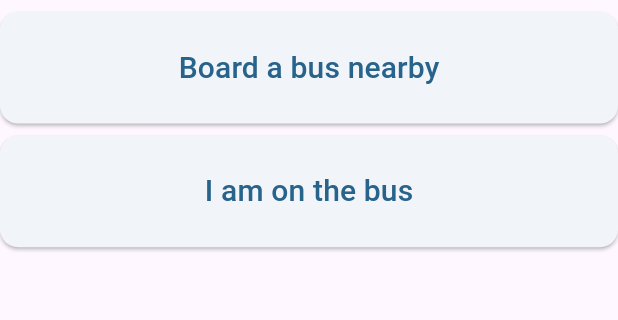
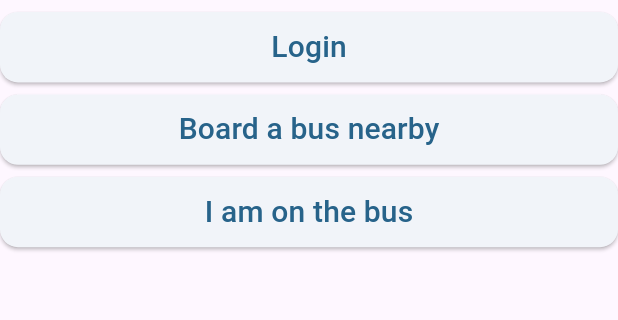
Before and after one commit to jogojapan/tratrouble, a Flutter app: the screen it shows after launch, on a phone screen of 412 x 824 dp, the part 84-404 px from its top. Run offline on Flutter 3.47's test engine with Material 3 defaults, Android fonts, the phone set to English and light mode, and no system bars; our stand-ins replace app_links, flutter_secure_storage, geolocator, shared_preferences; missing offline and left inert: flutter_osm_plugin.

Commit message:
Implemented login by email verification.

```diff
--- a/analysis_options.yaml
+++ b/analysis_options.yaml
@@ -8,6 +8,10 @@
 # The following line activates a set of recommended lints for Flutter apps,
 # packages, and plugins designed to encourage good coding practices.
 include: package:flutter_lints/flutter.yaml
+
+analyzer:
+  exclude:
+    - lib/generated/**
 
 linter:
   # The lint rules applied to this project can be customized in the
--- a/lib/config/api_constants.dart
+++ b/lib/config/api_constants.dart
@@ -18,6 +18,9 @@ class ApiConstants {
   /// Endpoint for submitting email and receiving authentication token
   static const String submitEmailEndpoint = '/api/submit-email/';
 
-  /// Full URL for email submission
+  /// Endpoint for verifying email and receiving authentication token
+  static const String verifyEmailEndpoint = '/api/verify-email/';
+
   static String get submitEmailUrl => '$baseUrl$submitEmailEndpoint';
+  static String get verifyEmailUrl => '$baseUrl$verifyEmailEndpoint';
 }
--- a/lib/main.dart
+++ b/lib/main.dart
@@ -1,11 +1,14 @@
 import 'package:flutter/material.dart';
 import 'package:flutter_localizations/flutter_localizations.dart';
 import 'package:provider/provider.dart';
+import 'package:tratrouble/screens/login_screen.dart';
 import 'providers/theme_provider.dart';
 import 'providers/locale_provider.dart';
+import 'providers/email_verification_provider.dart';
 import 'screens/settings_screen.dart';
 import 'screens/nearby_screen.dart';
 import 'screens/on_bus_screen.dart';
+import 'services/email_verification_service.dart';
 import 'generated/l10n.dart';
 
 void main() {
@@ -21,6 +24,7 @@ class TraTroubleApp extends StatelessWidget {
       providers: [
         ChangeNotifierProvider(create: (_) => ThemeProvider()),
         ChangeNotifierProvider(create: (_) => LocaleProvider()),
+        ChangeNotifierProvider(create: (_) => EmailVerificationProvider()),
       ],
       child: Consumer2<ThemeProvider, LocaleProvider>(
         builder: (context, themeProvider, localeProvider, child) {
@@ -68,10 +72,34 @@ class TraTroubleHome extends StatefulWidget {
 }
 
 class _TraTroubleHomeState extends State<TraTroubleHome> {
+  late EmailVerificationService _emailVerificationService;
+
+  @override
+  void initState() {
+    super.initState();
+    _emailVerificationService = EmailVerificationService();
+    // Initialize deep link listener after the first frame
+    WidgetsBinding.instance.addPostFrameCallback((_) {
+      _emailVerificationService.initDeepLinkListener(context);
+    });
+  }
+
+  @override
+  void dispose() {
+    _emailVerificationService.dispose();
+    super.dispose();
+  }
+
   void _navigateToSettings() {
     Navigator.of(
       context,
     ).push(MaterialPageRoute(builder: (context) => const SettingsScreen()));
+  }
+
+  void _navigateToLogin() {
+    Navigator.of(
+      context,
+    ).push(MaterialPageRoute(builder: (context) => const LoginScreen()));
   }
 
   void _navigateToNearby() {
@@ -88,8 +116,8 @@ class _TraTroubleHomeState extends State<TraTroubleHome> {
 
   @override
   Widget build(BuildContext context) {
-    return Consumer<ThemeProvider>(
-      builder: (context, themeProvider, child) {
+    return Consumer2<ThemeProvider, EmailVerificationProvider>(
+      builder: (context, themeProvider, verificationProvider, child) {
         return Scaffold(
           appBar: AppBar(
             backgroundColor: Theme.of(context).colorScheme.inversePrimary,
@@ -111,11 +139,61 @@ class _TraTroubleHomeState extends State<TraTroubleHome> {
           ),
           body: Column(
             children: [
+              if (verificationProvider.isVerifying)
+                const LinearProgressIndicator()
+              else if (verificationProvider.verificationMessage != null)
+                Container(
+                  color: verificationProvider.isSuccess
+                      ? Colors.green.shade100
+                      : Colors.red.shade100,
+                  padding: const EdgeInsets.all(12),
+                  child: Row(
+                    children: [
+                      Icon(
+                        verificationProvider.isSuccess
+                            ? Icons.check_circle
+                            : Icons.error,
+                        color: verificationProvider.isSuccess
+                            ? Colors.green
+                            : Colors.red,
+                      ),
+                      const SizedBox(width: 12),
+                      Expanded(
+                        child: Text(
+                          verificationProvider.verificationMessage!,
+                          style: TextStyle(
+                            color: verificationProvider.isSuccess
+                                ? Colors.green.shade900
+                                : Colors.red.shade900,
+                          ),
+                        ),
+                      ),
+                    ],
+                  ),
+                ),
               SizedBox(
                 height: MediaQuery.of(context).size.height * 0.2,
                 width: double.infinity,
                 child: Column(
                   children: [
+                    const SizedBox(height: 8),
+                    Expanded(
+                      child: SizedBox(
+                        width: double.infinity,
+                        child: ElevatedButton(
+                          style: ElevatedButton.styleFrom(
+                            shape: RoundedRectangleBorder(
+                              borderRadius: BorderRadius.circular(12),
+                            ),
+                          ),
+                          onPressed: _navigateToLogin,
+                          child: Text(
+                            S.of(context).login,
+                            style: const TextStyle(fontSize: 20),
+                          ),
+                        ),
+                      ),
+                    ),
                     const SizedBox(height: 8),
                     Expanded(
                       child: SizedBox(
--- /dev/null
+++ b/lib/providers/email_verification_provider.dart
@@ -0,0 +1,51 @@
+import 'dart:async';
+import 'package:flutter/material.dart';
+
+class EmailVerificationProvider extends ChangeNotifier {
+  bool _isVerifying = false;
+  String? _verificationMessage;
+  bool _isSuccess = false;
+  Timer? _messageTimer; // Track the timer
+
+  bool get isVerifying => _isVerifying;
+  String? get verificationMessage => _verificationMessage;
+  bool get isSuccess => _isSuccess;
+
+  void setVerifying(bool value) {
+    _isVerifying = value;
+    notifyListeners();
+  }
+
+  /// Set the verification message and schedule its auto-reset after 10 seconds
+  void setMessage(String? message, {bool isSuccess = false}) {
+    // Cancel any existing timer to avoid conflicts
+    _messageTimer?.cancel();
+
+    _verificationMessage = message;
+    _isSuccess = isSuccess;
+    notifyListeners();
+
+    // If a message was set, start a 10-second timer to clear it
+    if (message != null) {
+      _messageTimer = Timer(const Duration(seconds: 10), () {
+        _verificationMessage = null;
+        notifyListeners(); // Update UI to remove message
+      });
+    }
+  }
+
+  void reset() {
+    _messageTimer?.cancel();
+    _isVerifying = false;
+    _verificationMessage = null;
+    _isSuccess = false;
+    notifyListeners();
+  }
+
+  /// Cancel the timer when the provider is disposed
+  @override
+  void dispose() {
+    _messageTimer?.cancel();
+    super.dispose();
+  }
+}
--- a/pubspec.yaml
+++ b/pubspec.yaml
@@ -44,6 +44,7 @@ dependencies:
   http: ^1.5.0
   flutter_osm_plugin: ^1.4.3
   flutter_secure_storage: ^9.2.4
+  app_links: ^3.0.2
 
 dev_dependencies:
   flutter_test:
```
Also changed, not shown: lib/l10n/intl_de.arb (+33 -2 lines), lib/l10n/intl_en.arb (+33 -2 lines), lib/l10n/intl_fr.arb (+33 -2 lines), lib/l10n/intl_ja.arb (+33 -2 lines), lib/screens/login_screen.dart (+5 -22 lines), lib/services/email_verification_service.dart (added, +85 -0 lines), assets/app_icon.png, lib/generated/intl/messages_de.dart, lib/generated/intl/messages_en.dart, lib/generated/intl/messages_fr.dart, lib/generated/intl/messages_ja.dart, lib/generated/l10n.dart, pubspec.lock, 7 other files.
